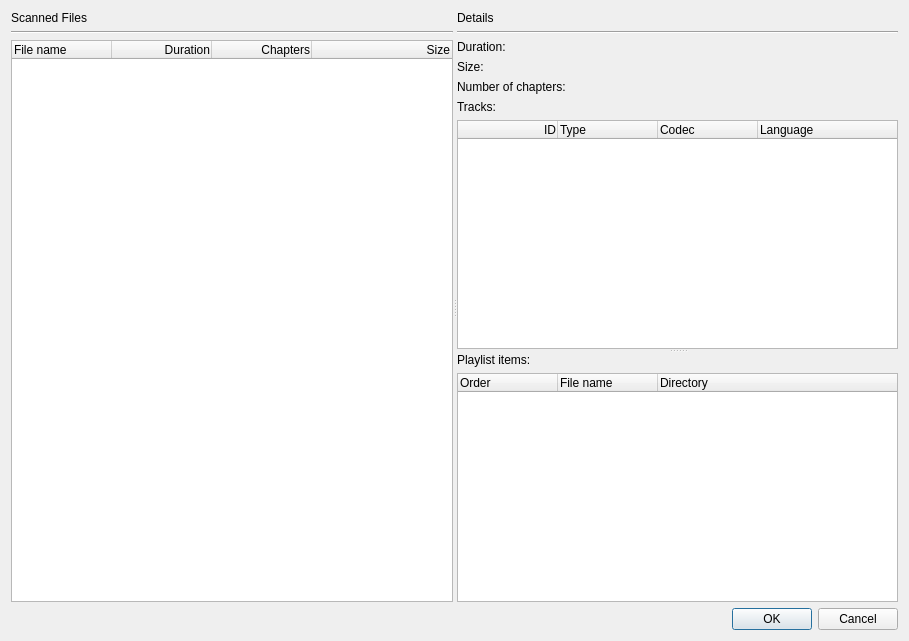
The window that src/mkvtoolnix-gui/forms/merge/select_playlist_dialog.ui (jpsdr/MKVToolnix-Windows-7) describes before a commit, drawn with Qt 5.
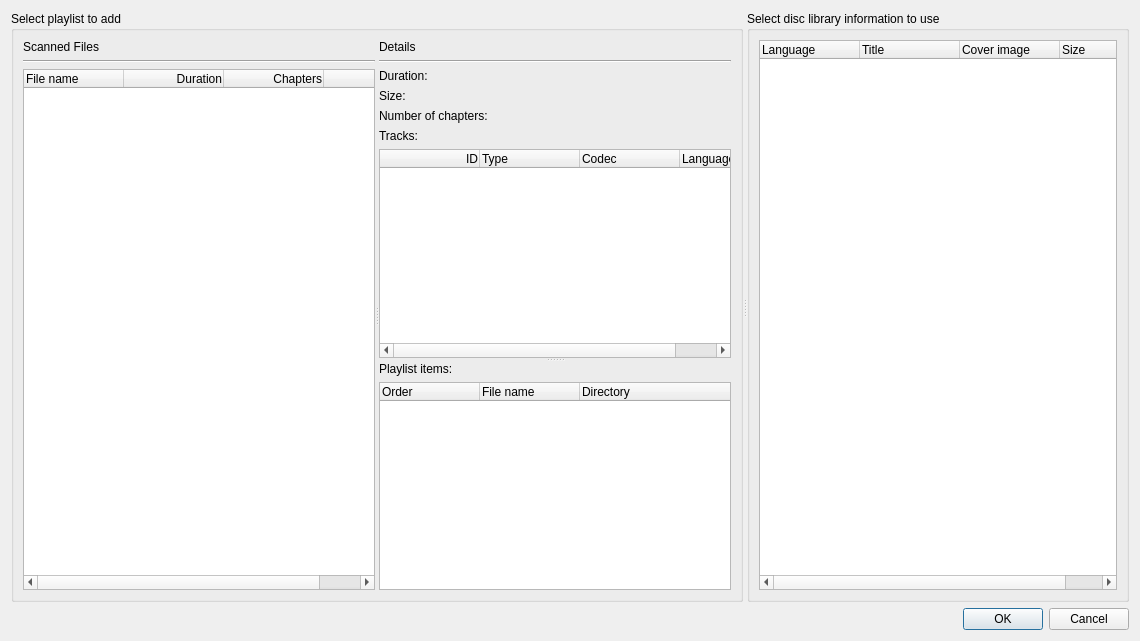
The same window after the commit.

Commit message:
GUI: mux: let user select which disc library info to use
This extends the "select playlist to add" dialog with a list of all
disc library entries found. The user can select which one to add
instead of the GUI's default. The GUI still defaults to the English
one if found or the first one otherwise.

This is the real fix for #2765.

Diff of the .ui file:
```diff
--- a/src/mkvtoolnix-gui/forms/merge/select_playlist_dialog.ui
+++ b/src/mkvtoolnix-gui/forms/merge/select_playlist_dialog.ui
@@ -9,7 +9,7 @@
    <rect>
     <x>0</x>
     <y>0</y>
-    <width>909</width>
+    <width>1140</width>
     <height>641</height>
    </rect>
   </property>
@@ -18,6 +18,16 @@
   </property>
   <layout class="QVBoxLayout" name="verticalLayout_5">
    <item>
+    <widget class="QSplitter" name="selectPlaylistDialogSplitter3">
+     <property name="orientation">
+      <enum>Qt::Horizontal</enum>
+     </property>
+     <widget class="QGroupBox" name="gbPlaylists">
+      <property name="title">
+       <string>Select playlist to add</string>
+      </property>
+      <layout class="QVBoxLayout" name="verticalLayout_6">
+       <item>
     <widget class="QSplitter" name="selectPlaylistDialogSplitter1">
      <property name="orientation">
       <enum>Qt::Horizontal</enum>
@@ -250,6 +260,94 @@
               </property>
              </column>
             </widget>
+               </item>
+              </layout>
+             </widget>
+            </widget>
+           </item>
+          </layout>
+         </widget>
+        </widget>
+       </item>
+      </layout>
+     </widget>
+     <widget class="QGroupBox" name="gbDiscLibrary">
+      <property name="title">
+       <string>Select disc library information to use</string>
+      </property>
+      <layout class="QVBoxLayout" name="verticalLayout_9">
+       <property name="leftMargin">
+        <number>0</number>
+       </property>
+       <property name="topMargin">
+        <number>0</number>
+       </property>
+       <property name="rightMargin">
+        <number>0</number>
+       </property>
+       <property name="bottomMargin">
+        <number>0</number>
+       </property>
+       <item>
+        <widget class="QStackedWidget" name="discLibraryStack">
+         <property name="currentIndex">
+          <number>0</number>
+         </property>
+         <widget class="QWidget" name="page">
+          <layout class="QVBoxLayout" name="verticalLayout_7">
+           <item>
+            <widget class="QTreeWidget" name="discLibrary">
+             <property name="editTriggers">
+              <set>QAbstractItemView::NoEditTriggers</set>
+             </property>
+             <property name="showDropIndicator" stdset="0">
+              <bool>false</bool>
+             </property>
+             <column>
+              <property name="text">
+               <string>Language</string>
+              </property>
+             </column>
+             <column>
+              <property name="text">
+               <string>Title</string>
+              </property>
+             </column>
+             <column>
+              <property name="text">
+               <string>Cover image</string>
+              </property>
+             </column>
+             <column>
+              <property name="text">
+               <string>Size</string>
+              </property>
+             </column>
+            </widget>
+           </item>
+          </layout>
+         </widget>
+         <widget class="QWidget" name="page_2">
+          <layout class="QVBoxLayout" name="verticalLayout_8">
+           <item>
+            <widget class="QLabel" name="noDiscLibraryInfoFound">
+             <property name="text">
+              <string>No disc library information was found.</string>
+             </property>
+            </widget>
+           </item>
+           <item>
+            <spacer name="noDiscLibraryInfoFoundSpacer">
+             <property name="orientation">
+              <enum>Qt::Vertical</enum>
+             </property>
+             <property name="sizeHint" stdset="0">
+              <size>
+               <width>20</width>
+               <height>40</height>
+              </size>
+             </property>
+            </spacer>
            </item>
           </layout>
          </widget>
```
Left out of the diff: 3 changed lines with no effect on the pictures. Lines whose indentation alone changed are shown as unchanged. The commit also changes 6 other files.
